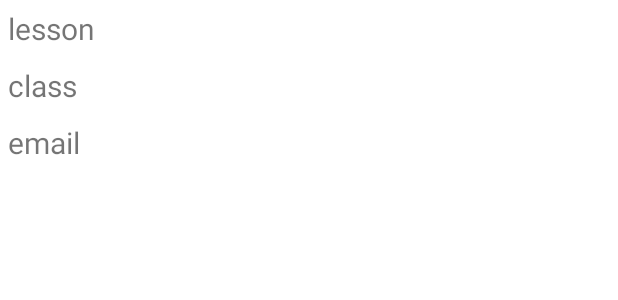
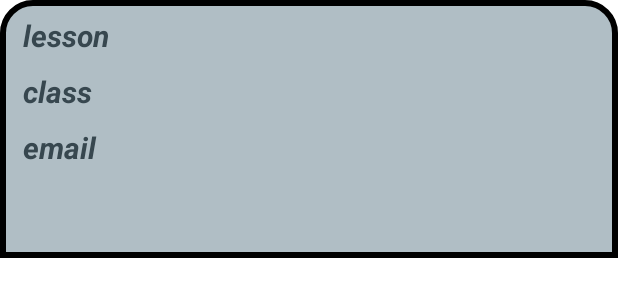
Before and after one commit to RamazanOzerr/EducationForEveryone, an Android app: the layout course_post_recycler_row.xml on its own in the app's theme, with its tools: preview values and no code run, on a phone screen of 412 x 824 dp. Shown: the top 300 px of the screen. Run offline under Robolectric (Android 15) with nearby library versions, the phone set to English and light mode, and no system bars.

Commit message:
Course tarafının arayüzü yenilendi course_post_recycler_row.xml item eklendi

```diff
--- a/app/src/main/java/com/example/educationforeveryone/ui/Course/CourseListFragment.java
+++ b/app/src/main/java/com/example/educationforeveryone/ui/Course/CourseListFragment.java
@@ -43,9 +43,10 @@ public class CourseListFragment extends Fragment {
         auth = FirebaseAuth.getInstance();
         firebaseFirestore = FirebaseFirestore.getInstance();
         getData();
-        binding.courseRecyclerView.setLayoutManager(new LinearLayoutManager(getContext()));
+        binding.recyclerViewChatsFragment.setLayoutManager(new LinearLayoutManager(getContext()));
+
         coursePostAdapter = new CoursePostAdapter(courseListe);
-        binding.courseRecyclerView.setAdapter(coursePostAdapter);
+        binding.recyclerViewChatsFragment.setAdapter(coursePostAdapter);
         return root;
     }
 
--- /dev/null
+++ b/app/src/main/res/drawable/shape_course_item.xml
@@ -0,0 +1,17 @@
+<?xml version="1.0" encoding="utf-8"?>
+<selector xmlns:android="http://schemas.android.com/apk/res/android">
+
+    <item>
+        <shape android:shape="rectangle">
+            <solid android:color="@color/bluegray_200"/>
+
+
+            <corners android:topRightRadius="20dp"
+                android:topLeftRadius="20dp"/>
+
+            <stroke android:color="@color/black" android:width="4dp"/>
+        </shape>
+
+    </item>
+
+</selector>
--- a/app/src/main/res/layout/course_post_recycler_row.xml
+++ b/app/src/main/res/layout/course_post_recycler_row.xml
@@ -1,31 +1,70 @@
 <?xml version="1.0" encoding="utf-8"?>
-<LinearLayout
+<androidx.constraintlayout.widget.ConstraintLayout
     xmlns:android="http://schemas.android.com/apk/res/android"
     android:layout_width="match_parent"
     android:layout_height="wrap_content"
-    android:orientation="vertical">
+    android:background="@drawable/shape_course_item"
+    android:orientation="vertical"
+    android:layout_marginBottom="-50dp"
 
-    <TextView
+    android:paddingStart="15dp"
+    android:paddingEnd="15dp"
+    android:paddingTop="10dp"
+    android:paddingBottom="60dp"
+
+    xmlns:app="http://schemas.android.com/apk/res-auto">
+
+    <androidx.appcompat.widget.AppCompatTextView
         android:id="@+id/recyclerViewUserLessonText"
         android:layout_width="match_parent"
         android:layout_height="wrap_content"
-        android:layout_margin="5dp"
+        android:text="lesson"
+        android:textColor="@color/bluegray_800"
         android:textSize="20sp"
-        android:text="lesson"></TextView>
+        android:textStyle="bold|italic"
+        android:layout_marginBottom="10dp"
+        app:layout_constraintStart_toStartOf="parent"
+        app:layout_constraintEnd_toEndOf="parent"
+        app:layout_constraintTop_toTopOf="parent"
+        />
 
-    <TextView
+    <androidx.appcompat.widget.AppCompatTextView
         android:id="@+id/recyclerViewUserYearText"
         android:layout_width="match_parent"
         android:layout_height="wrap_content"
-        android:layout_margin="5dp"
         android:textSize="20sp"
-        android:text="class"></TextView>
-    <TextView
+        android:textColor="@color/bluegray_800"
+        android:textStyle="bold|italic"
+        android:layout_marginBottom="10dp"
+        android:layout_marginTop="10dp"
+        android:text="class"
+        app:layout_constraintStart_toStartOf="parent"
+        app:layout_constraintEnd_toEndOf="parent"
+        app:layout_constraintTop_toBottomOf="@id/recyclerViewUserLessonText"
+
+        />
+
+
+    <androidx.appcompat.widget.AppCompatTextView
         android:id="@+id/recyclerViewUserEmailText"
         android:layout_width="match_parent"
         android:layout_height="wrap_content"
-        android:layout_margin="5dp"
         android:textSize="20sp"
-        android:text="email"></TextView>
+        android:textColor="@color/bluegray_800"
+        android:textStyle="bold|italic"
+        android:layout_marginBottom="10dp"
+        android:layout_marginTop="10dp"
+        android:text="email"
+        app:layout_constraintStart_toStartOf="parent"
+        app:layout_constraintEnd_toEndOf="parent"
+        app:layout_constraintTop_toBottomOf="@id/recyclerViewUserYearText"
+        />
 
-</LinearLayout>
+    <androidx.constraintlayout.widget.Guideline
+        android:id="@+id/guideline"
+        android:layout_width="match_parent"
+        android:layout_height="wrap_content"
+        android:orientation="horizontal"
+        app:layout_constraintGuide_percent="0.5" />
+
+</androidx.constraintlayout.widget.ConstraintLayout>
--- a/app/src/main/res/values/colors.xml
+++ b/app/src/main/res/values/colors.xml
@@ -30,4 +30,10 @@
     <color name="cyan_100">#B2EBF2</color>
     <color name="lightblue_300">#4FC3F7</color>
     <color name="limea_400">#C6FF00</color>
+    <color name="bluegray_200">#B0BEC5</color>
+    <color name="bluegray_800">#37474F</color>
+    <color name="bluegray_100">#CFD8DC</color>
+    <color name="bluegray_50">#ECEFF1</color>
+    <color name="gray_400">#9E9E9E</color>
+    <color name="my_Color1">#455A64</color>
 </resources>
```
Also changed, not shown: app/src/main/res/layout/activity_course_info.xml (added, +115 -0 lines), app/src/main/res/layout/fragment_course_list.xml (+30 -10 lines), app/src/main/res/layout/toolbar.xml (added, +8 -0 lines), app/src/main/res/mipmap/ic_account.png (added), app/src/main/res/mipmap/ic_add_friend.png (added), app/src/main/res/mipmap/ic_message.png (added).
